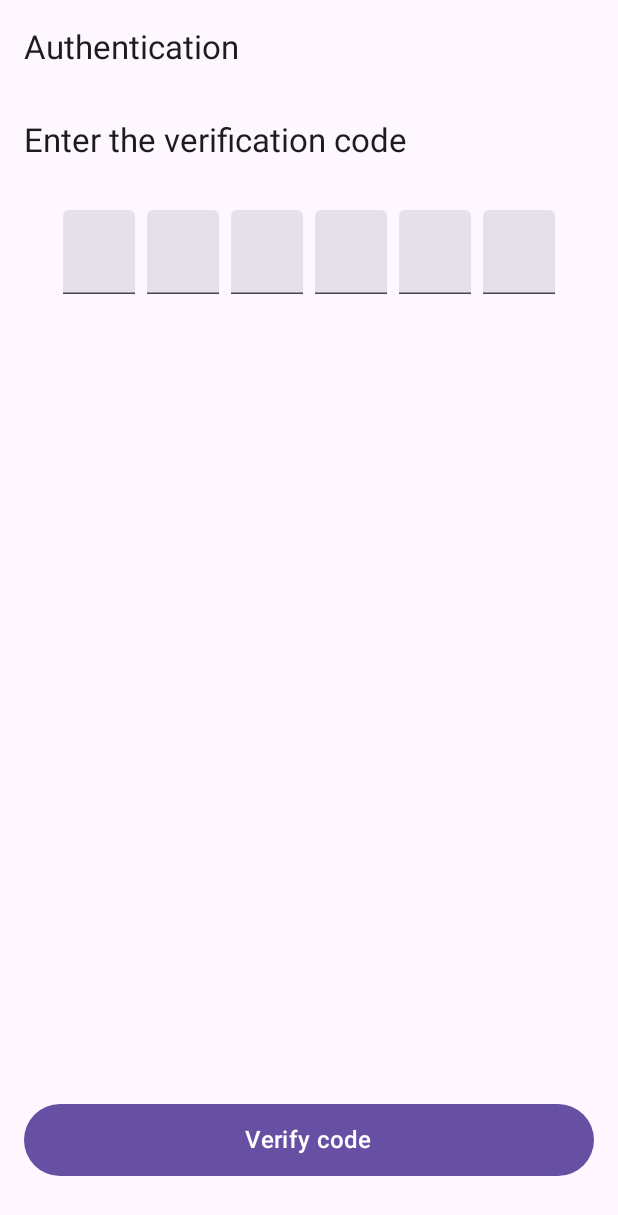
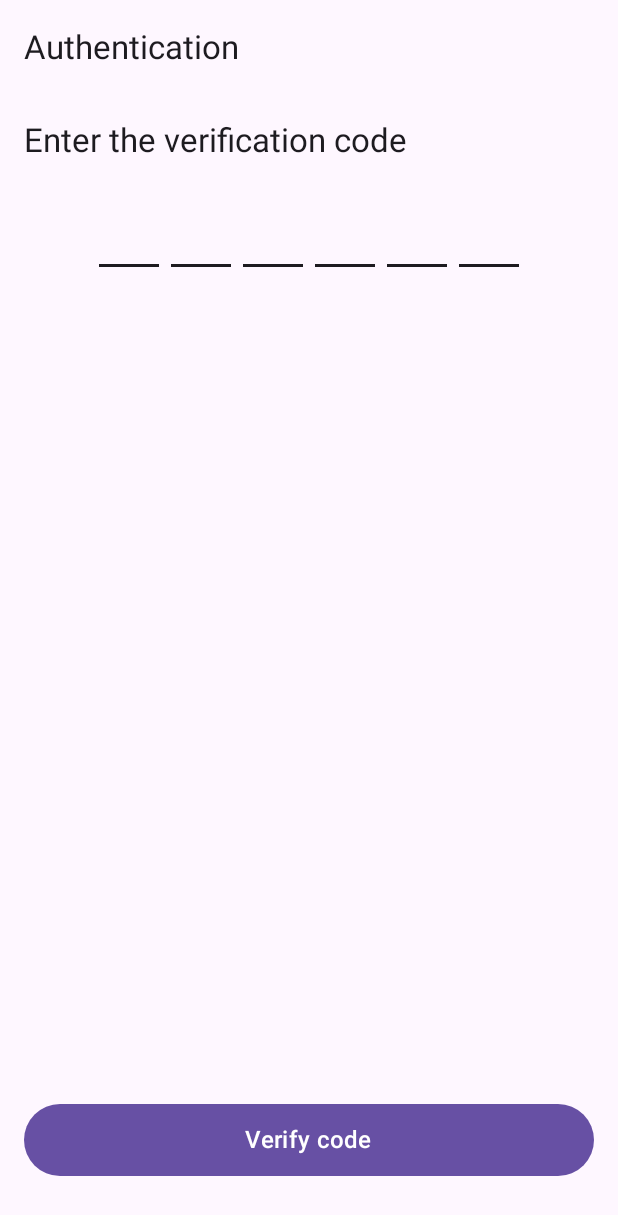
Before and after one commit to Nerekk/Servly-app, an Android app built with Jetpack Compose: the composable VerificationView shown on its own in the app's theme, on a phone screen of 412 x 824 dp. Shown: the top 1215 px of the screen. Run offline under Robolectric (Android 15) with nearby library versions, the phone set to English and light mode, and no system bars.

Commit message:
VerificationView OTP text field repair

```diff
--- a/app/src/main/java/com/example/servly_app/features/authentication/presentation/login/VerificationView.kt
+++ b/app/src/main/java/com/example/servly_app/features/authentication/presentation/login/VerificationView.kt
@@ -1,13 +1,16 @@
 package com.example.servly_app.features.authentication.presentation.login
 
 import android.content.res.Configuration
+import androidx.compose.foundation.background
 import androidx.compose.foundation.layout.Arrangement
+import androidx.compose.foundation.layout.Box
 import androidx.compose.foundation.layout.Column
 import androidx.compose.foundation.layout.Row
 import androidx.compose.foundation.layout.fillMaxWidth
 import androidx.compose.foundation.layout.height
 import androidx.compose.foundation.layout.padding
 import androidx.compose.foundation.layout.width
+import androidx.compose.foundation.text.BasicTextField
 import androidx.compose.foundation.text.KeyboardActions
 import androidx.compose.foundation.text.KeyboardOptions
 import androidx.compose.material3.Button
@@ -21,8 +24,8 @@ import androidx.compose.runtime.remember
 import androidx.compose.runtime.setValue
 import androidx.compose.ui.Alignment
 import androidx.compose.ui.Modifier
-import androidx.compose.ui.focus.FocusRequester
-import androidx.compose.ui.focus.focusRequester
+import androidx.compose.ui.graphics.Color
+import androidx.compose.ui.platform.LocalSoftwareKeyboardController
 import androidx.compose.ui.res.stringResource
 import androidx.compose.ui.text.input.KeyboardType
 import androidx.compose.ui.tooling.preview.Preview
@@ -58,8 +61,6 @@ fun PreviewVerificationView() {
 
 @Composable
 fun VerificationView(navController: NavHostController) {
-    var code by remember { mutableStateOf("") }
-
     ScaffoldAuthNavBar(navController) { initialPadding ->
         BasicScreenLayout(initialPadding) {
             ArrangedColumn {
@@ -74,13 +75,7 @@ fun VerificationView(navController: NavHostController) {
                         modifier = Modifier
                             .padding(bottom = 32.dp)
                     )
-                    VerificationCodeInput(
-                        code = code,
-                        onCodeChange = { newCode ->
-                            code = newCode
-                        },
-                        modifier = Modifier.align(Alignment.CenterHorizontally)
-                    )
+                    OtpTextField(Modifier.align(Alignment.CenterHorizontally))
                 }
 
                 Column(
@@ -106,71 +101,54 @@ fun VerificationView(navController: NavHostController) {
 }
 
 @Composable
-fun SingleDigitInput(
-    digit: String,
-    onDigitChange: (String) -> Unit,
-    modifier: Modifier = Modifier,
-    onBackspace: () -> Unit
+fun OtpTextField(
+    modifier: Modifier
 ) {
-    TextField(
-        value = digit,
-        onValueChange = { newValue ->
-            if (newValue.length <= 1 && newValue.all { it.isDigit() }) {
-                onDigitChange(newValue)
+    var otpText by remember { mutableStateOf("") }
+    val keyboardController = LocalSoftwareKeyboardController.current
+
+    BasicTextField(
+        value = otpText,
+        onValueChange = {
+            if (it.length <= 6 && (it.isEmpty() || it.toIntOrNull() != null)) {
+                otpText = it
+            }
+            if (it.length == 6) {
+                keyboardController?.hide()
+                // TODO: Wywolaj weryfikacje
             }
         },
-        singleLine = true,
-        modifier = modifier,
         keyboardOptions = KeyboardOptions.Default.copy(
             keyboardType = KeyboardType.Number
         ),
-        keyboardActions = KeyboardActions(
-            onAny = {
-                if (digit.isEmpty()) {
-                    onBackspace()
+        modifier = modifier
+    ) {
+        Row(
+            horizontalArrangement = Arrangement.spacedBy(8.dp)
+        ) {
+            repeat(6) { index ->
+                val number = when {
+                    index >= otpText.length -> ""
+                    else -> otpText[index]
+                }
+
+                Column(
+                    verticalArrangement = Arrangement.spacedBy(8.dp),
+                    horizontalAlignment = Alignment.CenterHorizontally
+                ) {
+                    Text(
+                        text = number.toString(),
+                        style = MaterialTheme.typography.titleLarge,
+                        color = MaterialTheme.colorScheme.onBackground
+                    )
+                    Box(
+                        modifier = Modifier
+                            .width(40.dp)
+                            .height(2.dp)
+                            .background(color = MaterialTheme.colorScheme.onBackground)
+                    )
                 }
             }
-        )
-    )
-}
-
-@Composable
-fun VerificationCodeInput(
-    code: String,
-    onCodeChange: (String) -> Unit,
-    modifier: Modifier = Modifier
-) {
-    val focusRequesters = List(6) { FocusRequester() }
-
-    Row(
-        horizontalArrangement = Arrangement.spacedBy(8.dp),
-        modifier = modifier
-    ) {
-        for (i in 0 until 6) {
-            SingleDigitInput(
-                digit = code.getOrNull(i)?.toString() ?: "",
-                onDigitChange = { newDigit ->
-                    val updatedCode = buildString {
-                        append(code.substring(0, i))
-                        append(newDigit.take(1))
-                        append(code.substring(i + 1).takeIf { it.length > 0 } ?: "")
-                    }
-                    onCodeChange(updatedCode.take(6))
-
-                    if (newDigit.isNotEmpty() && i < 5) {
-                        focusRequesters[i + 1].requestFocus()
-                    }
-                },
-                modifier = Modifier
-                    .width(48.dp)
-                    .height(56.dp)
-                    .focusRequester(focusRequesters[i]),
-                onBackspace = {
-                    if (i > 0 && code.getOrNull(i) == null) {
-                        focusRequesters[i - 1].requestFocus()
-                    }
-                }
-            )
         }
     }
 }
```
